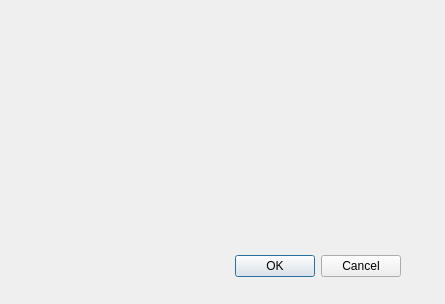
Qt form about.ui (RaidenV/Got) before a commit.
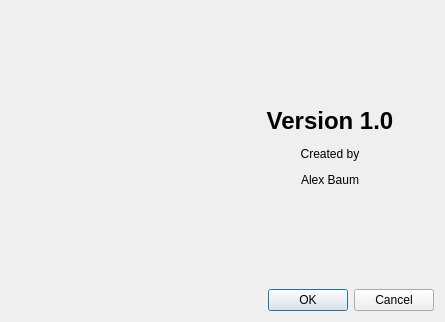
The same form after that commit. Icons and pictures are not drawn.

Commit message: Finally finished about page, thus finalizing Version 1!

```diff
--- a/about.ui
+++ b/about.ui
@@ -7,21 +7,53 @@
     <x>0</x>
     <y>0</y>
     <width>445</width>
-    <height>304</height>
+    <height>322</height>
    </rect>
   </property>
+  <property name="sizePolicy">
+   <sizepolicy hsizetype="Fixed" vsizetype="Fixed">
+    <horstretch>0</horstretch>
+    <verstretch>0</verstretch>
+   </sizepolicy>
+  </property>
+  <property name="minimumSize">
+   <size>
+    <width>445</width>
+    <height>322</height>
+   </size>
+  </property>
+  <property name="maximumSize">
+   <size>
+    <width>445</width>
+    <height>322</height>
+   </size>
+  </property>
   <property name="windowTitle">
    <string>Dialog</string>
   </property>
+  <layout class="QGridLayout" name="gridLayout">
+   <item row="0" column="0">
+    <layout class="QVBoxLayout" name="verticalLayout">
+     <item>
+      <layout class="QHBoxLayout" name="horizontalLayout">
+       <item>
+        <widget class="QLabel" name="label">
+         <property name="text">
+          <string>&lt;html&gt;&lt;head/&gt;&lt;body&gt;&lt;p&gt;&lt;img src=&quot;:/Icons/GotAbout.png&quot;/&gt;&lt;/p&gt;&lt;/body&gt;&lt;/html&gt;</string>
+         </property>
+        </widget>
+       </item>
+       <item>
+        <widget class="QLabel" name="label_2">
+         <property name="text">
+          <string>&lt;html&gt;&lt;head/&gt;&lt;body&gt;&lt;p align=&quot;center&quot;&gt;&lt;span style=&quot; font-size:18pt; font-weight:600;&quot;&gt;Version 1.0&lt;/span&gt;&lt;/p&gt;&lt;p align=&quot;center&quot;&gt;Created by&lt;/p&gt;&lt;p align=&quot;center&quot;&gt;Alex Baum&lt;/p&gt;&lt;/body&gt;&lt;/html&gt;</string>
+         </property>
+        </widget>
+       </item>
+      </layout>
+     </item>
+     <item>
   <widget class="QDialogButtonBox" name="buttonBox">
-   <property name="geometry">
-    <rect>
-     <x>60</x>
-     <y>250</y>
-     <width>341</width>
-     <height>32</height>
-    </rect>
-   </property>
    <property name="orientation">
     <enum>Qt::Horizontal</enum>
    </property>
@@ -29,6 +61,10 @@
     <set>QDialogButtonBox::Cancel|QDialogButtonBox::Ok</set>
    </property>
   </widget>
+     </item>
+    </layout>
+   </item>
+  </layout>
  </widget>
  <resources/>
  <connections>
```
Lines whose indentation alone changed are shown as unchanged. The commit also changes 13 other files.
